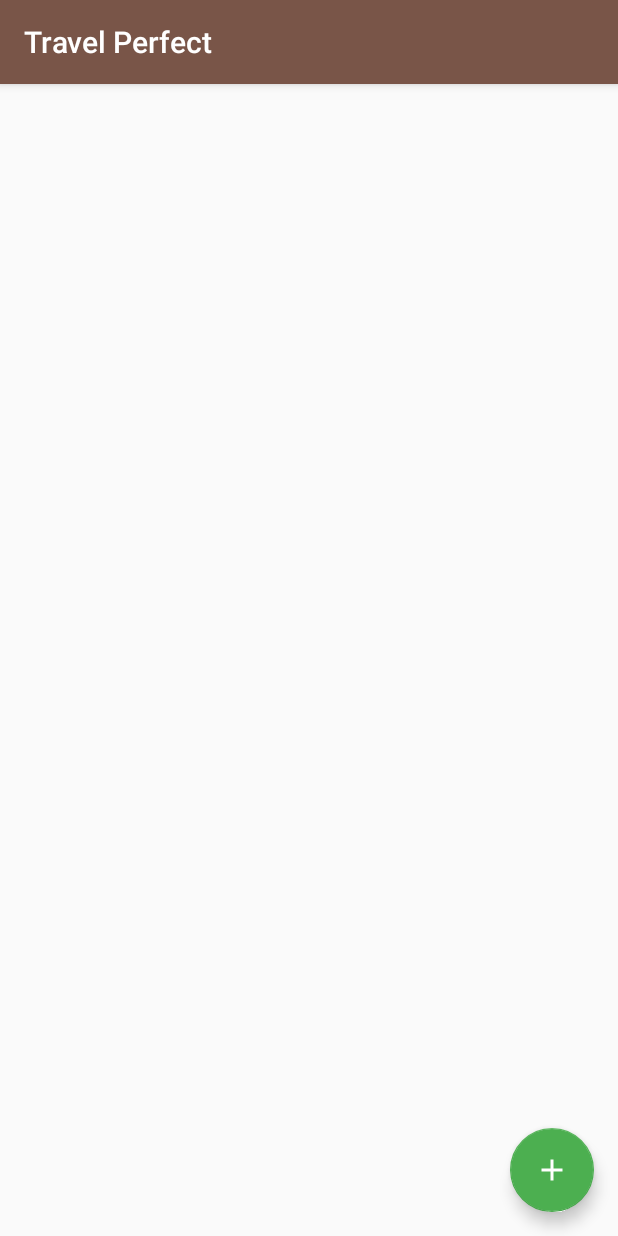
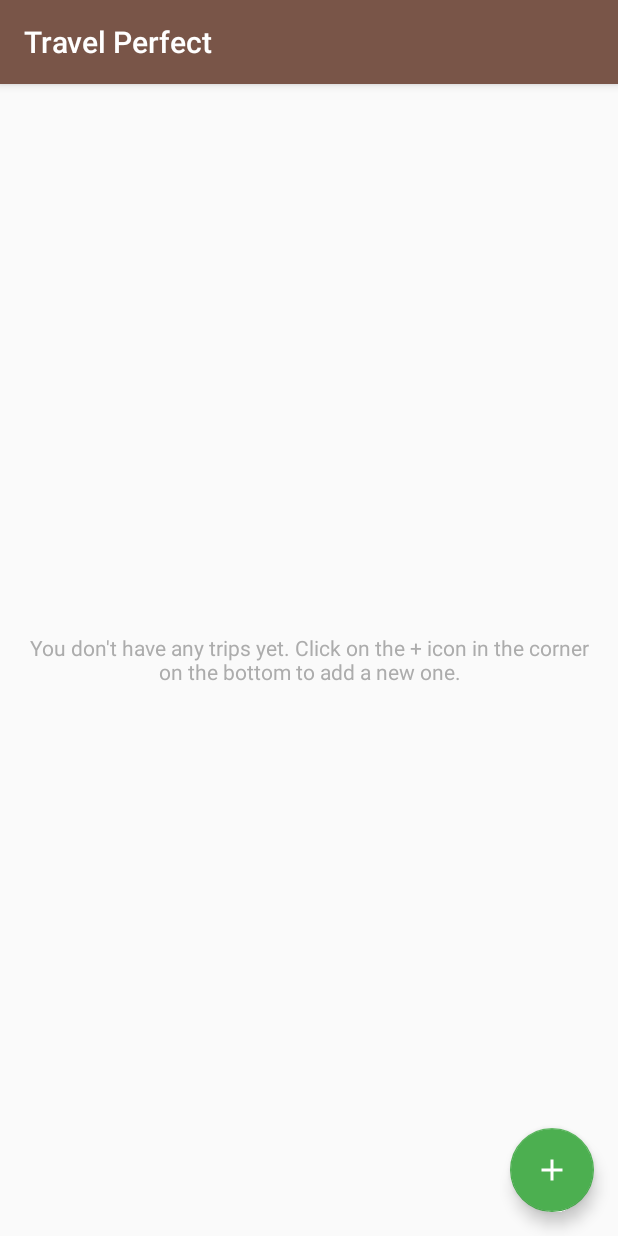
Before and after one commit to carvaq/Capstone-Project, an Android app: the screen it shows after launch (MainActivity), on a phone screen of 412 x 824 dp. Run offline under Robolectric (Android 15) with nearby library versions, the phone set to English and light mode, and no system bars; our stand-ins replace ButterKnife, Picasso, Timber; pictures from the network do not load; 1 statement that could not run was skipped.

Commit message:
Empty trip messages

```diff
--- a/app/src/main/java/com/cvv/fanstaticapps/travelperfect/view/activities/MainActivity.java
+++ b/app/src/main/java/com/cvv/fanstaticapps/travelperfect/view/activities/MainActivity.java
@@ -12,6 +12,7 @@ import android.support.v4.content.Loader;
 import android.support.v7.widget.LinearLayoutManager;
 import android.support.v7.widget.RecyclerView;
 import android.support.v7.widget.helper.ItemTouchHelper;
+import android.view.View;
 
 import com.cvv.fanstaticapps.travelperfect.R;
 import com.cvv.fanstaticapps.travelperfect.model.TripContract;
@@ -31,6 +32,8 @@ public class MainActivity extends BaseActivity implements
     FloatingActionButton mFab;
     @BindView(R.id.recycle_view)
     RecyclerView mRecyclerView;
+    @BindView(R.id.empty_screen_message)
+    View mEmptyScreenMessage;
 
     private TripAdapter mAdapter;
     private int mLastSelectedPosition;
@@ -110,6 +113,11 @@ public class MainActivity extends BaseActivity implements
 
     @Override
     public void onLoadFinished(Loader<Cursor> loader, Cursor data) {
+        if (data.getCount() > 0) {
+            mEmptyScreenMessage.setVisibility(View.GONE);
+        } else {
+            mEmptyScreenMessage.setVisibility(View.VISIBLE);
+        }
         mAdapter.swapCursor(data);
         if (mLastSelectedPosition == RecyclerView.NO_POSITION) {
             mLastSelectedPosition = 0;
--- a/app/src/main/res/layout/content_main.xml
+++ b/app/src/main/res/layout/content_main.xml
@@ -1,13 +1,29 @@
 <?xml version="1.0" encoding="utf-8"?>
-<android.support.v7.widget.RecyclerView
+<FrameLayout
 	xmlns:android="http://schemas.android.com/apk/res/android"
 	xmlns:app="http://schemas.android.com/apk/res-auto"
 	xmlns:tools="http://schemas.android.com/tools"
-	android:id="@+id/recycle_view"
 	android:layout_width="match_parent"
 	android:layout_height="match_parent"
 	android:paddingEnd="@dimen/frame_padding"
 	android:paddingStart="@dimen/frame_padding"
 	app:layout_behavior="@string/appbar_scrolling_view_behavior"
 	tools:context="com.cvv.fanstaticapps.travelperfect.view.activities.MainActivity"
-	tools:showIn="@layout/activity_main"/>
+	tools:showIn="@layout/activity_main">
+
+	<android.support.v7.widget.RecyclerView
+		android:id="@+id/recycle_view"
+		android:layout_width="match_parent"
+		android:layout_height="match_parent"/>
+
+	<TextView
+		android:id="@+id/empty_screen_message"
+		android:layout_width="match_parent"
+		android:layout_height="match_parent"
+		android:gravity="center"
+		android:text="@string/hint_empty_screen"
+		android:textAppearance="@style/Base.TextAppearance.AppCompat.Body1"
+		android:textColor="@color/hintColor"
+		android:visibility="gone"
+		tools:visibility="visible"/>
+</FrameLayout>
--- a/app/src/main/res/layout/fragment_name_page.xml
+++ b/app/src/main/res/layout/fragment_name_page.xml
@@ -26,11 +26,10 @@
 					style="@style/AppTheme.Label"
 					android:layout_width="match_parent"
 					android:layout_marginBottom="@dimen/section_separator"
+					android:layout_marginTop="@dimen/widget_padding"
 					android:maxLines="2"
-					android:layout_marginTop="@dimen/widget_padding"
 					android:text="@string/label_name_of_place"
 					android:textAppearance="@style/TextAppearance.AppCompat.Large"/>
-
 
 				<fragment
 					android:id="@+id/place_autocomplete_fragment"
--- a/app/src/main/res/layout/item_trip.xml
+++ b/app/src/main/res/layout/item_trip.xml
@@ -32,7 +32,7 @@
 				android:id="@+id/image"
 				android:layout_width="match_parent"
 				android:layout_height="wrap_content"
-				android:background="@color/greyBackground"
+				android:background="@color/placeholderBackground"
 				tools:layout_height="200dp"
 				tools:src="@drawable/ic_image"/>
 		</FrameLayout>
--- a/app/src/main/res/values/colors.xml
+++ b/app/src/main/res/values/colors.xml
@@ -7,8 +7,8 @@
 	<color name="colorPressed">#804caf50</color>
 	<color name="scrim">#a0795548</color>
 
-	<color name="greyIcon">#acacac</color>
-	<color name="greyBackground">#ececec</color>
+	<color name="hintColor">#acacac</color>
+	<color name="placeholderBackground">#ececec</color>
 
 	<color name="wizardBackground1">#4a148c</color>
 	<color name="wizardBackground2">#FF6F00</color>
--- a/app/src/main/res/values/strings.xml
+++ b/app/src/main/res/values/strings.xml
@@ -19,4 +19,5 @@
 	<string name="btn_skip"><u>Skip</u></string>
 	<string name="label_status">Status</string>
 	<string name="btn_delete">Delete</string>
+	<string name="hint_empty_screen">You don\'t have any trips yet. Click on the + icon in the corner on the bottom to add a new one.</string>
 </resources>
```
